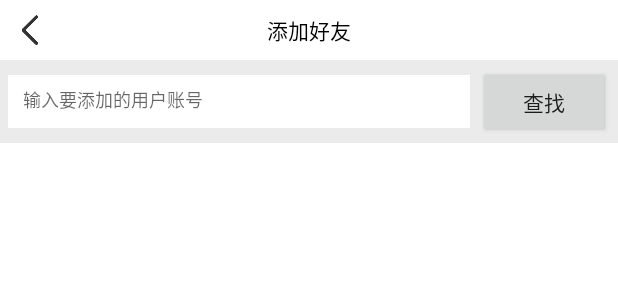
After one commit to 767729067/WX, an Android app: the layout activity_add_friends.xml on its own in the app's theme, with its tools: preview values and no code run, on a phone screen of 412 x 824 dp. The commit adds this screen. Shown: the top 300 px of the screen. Run offline under Robolectric (Android 15) with nearby library versions, the phone set to English and light mode, and no system bars; network calls fail.

Commit message:
更新项目

```diff
--- a/app/src/main/AndroidManifest.xml
+++ b/app/src/main/AndroidManifest.xml
@@ -14,7 +14,8 @@
         android:supportsRtl="true"
         android:theme="@style/AppTheme"
         android:usesCleartextTraffic="true">
-        <activity android:name=".ChatActivity"></activity>
+        <activity android:name=".AddFriendsActivity"></activity>
+        <activity android:name=".ChatActivity" />
         <activity android:name=".Main2Activity" />
         <activity android:name=".RecyclerViewActivity" />
         <activity android:name=".ExpandableListViewActivity" />
--- a/app/src/main/java/com/example/loginandforgetpassword/Bean/FriendDetailsInfo.java
+++ b/app/src/main/java/com/example/loginandforgetpassword/Bean/FriendDetailsInfo.java
@@ -39,9 +39,9 @@ public class FriendDetailsInfo {
     }
 
     public String getContent() {
-        Document doc= Jsoup.parse(content);
-        this.content=doc.body().text();
-        return content;
+//        Document doc= Jsoup.parse(content);
+//        this.content=doc.body().text();
+        return Jsoup.parse(content).body().text();
     }
 
     public void setContent(String content) {
--- a/app/src/main/java/com/example/loginandforgetpassword/websocketclient/MyWebSocketClient.java
+++ b/app/src/main/java/com/example/loginandforgetpassword/websocketclient/MyWebSocketClient.java
@@ -2,6 +2,7 @@ package com.example.loginandforgetpassword.websocketclient;
 import android.util.Log;
 
 import org.java_websocket.client.WebSocketClient;
+import org.java_websocket.drafts.Draft_6455;
 import org.java_websocket.handshake.ServerHandshake;
 
 import java.net.InetAddress;
@@ -10,7 +11,7 @@ import java.net.UnknownHostException;
 
 public class MyWebSocketClient extends WebSocketClient {
     public MyWebSocketClient(URI serverUri) {
-        super(serverUri);
+        super(serverUri,new Draft_6455());
     }
 
     @Override
--- /dev/null
+++ b/app/src/main/res/layout/activity_add_friends.xml
@@ -0,0 +1,119 @@
+<?xml version="1.0" encoding="utf-8"?>
+<androidx.constraintlayout.widget.ConstraintLayout xmlns:android="http://schemas.android.com/apk/res/android"
+    xmlns:app="http://schemas.android.com/apk/res-auto"
+    xmlns:tools="http://schemas.android.com/tools"
+    android:layout_width="match_parent"
+    android:layout_height="match_parent"
+    tools:context=".AddFriendsActivity"
+    android:background="#EBEBEB">
+    <TextView
+        android:id="@+id/title_add_friend"
+        app:layout_constraintTop_toTopOf="parent"
+        android:gravity="center"
+        android:text="添加好友"
+        android:layout_width="match_parent"
+        android:layout_height="40dp"
+        android:background="#FFF"
+        android:textColor="#000"/>
+    <androidx.constraintlayout.widget.ConstraintLayout
+        android:id="@+id/back_home"
+        app:layout_constraintTop_toTopOf="@id/title_add_friend"
+        app:layout_constraintBottom_toBottomOf="@id/title_add_friend"
+        app:layout_constraintLeft_toLeftOf="parent"
+        android:layout_width="40dp"
+        android:layout_height="40dp"
+        android:background="@drawable/goback">
+        <ImageView
+            app:layout_constraintLeft_toLeftOf="parent"
+            app:layout_constraintTop_toTopOf="parent"
+            app:layout_constraintRight_toRightOf="parent"
+            app:layout_constraintBottom_toBottomOf="parent"
+            android:layout_width="20dp"
+            android:layout_height="20dp"
+            android:src="@drawable/goback_bg"
+            android:alpha="0.8"/>
+    </androidx.constraintlayout.widget.ConstraintLayout>
+    <EditText
+        app:layout_constraintTop_toBottomOf="@id/title_add_friend"
+        app:layout_constraintLeft_toLeftOf="parent"
+        app:layout_constraintRight_toLeftOf="@id/search"
+        android:layout_marginTop="10dp"
+        android:layout_marginLeft="5dp"
+        android:layout_marginRight="5dp"
+        android:id="@+id/search_friend_byTel"
+        android:layout_width="0dp"
+        android:layout_height="35dp"
+        android:hint="输入要添加的用户账号"
+        android:textSize="12dp"
+        android:background="#FFF"
+        android:padding="10dp"/>
+    <Button
+        android:id="@+id/search"
+        app:layout_constraintTop_toTopOf="@id/search_friend_byTel"
+        app:layout_constraintBottom_toBottomOf="@id/search_friend_byTel"
+        app:layout_constraintLeft_toRightOf="@id/search_friend_byTel"
+        app:layout_constraintRight_toRightOf="parent"
+        android:layout_marginRight="5dp"
+        android:layout_width="wrap_content"
+        android:layout_height="wrap_content"
+        android:text="查找"
+        android:padding="10dp"/>
+    <androidx.constraintlayout.widget.ConstraintLayout
+        android:id="@+id/search_for_result"
+        app:layout_constraintTop_toBottomOf="@id/search_friend_byTel"
+        android:layout_width="match_parent"
+        android:layout_height="wrap_content"
+        android:background="#FFF"
+        android:layout_marginTop="10dp"
+        android:visibility="gone">
+        <ImageView
+            android:id="@+id/search_friend_icon"
+            app:layout_constraintTop_toTopOf="parent"
+            app:layout_constraintBottom_toBottomOf="parent"
+            app:layout_constraintLeft_toLeftOf="parent"
+            android:layout_marginLeft="20dp"
+            android:layout_marginTop="10dp"
+            android:layout_marginBottom="10dp"
+            android:layout_width="40dp"
+            android:layout_height="40dp"
+            android:scaleType="centerCrop"
+            />
+        <TextView
+            android:id="@+id/search_friend_name"
+            app:layout_constraintTop_toTopOf="@id/search_friend_icon"
+            app:layout_constraintLeft_toRightOf="@id/search_friend_icon"
+            android:layout_marginLeft="15dp"
+            android:layout_width="wrap_content"
+            android:layout_height="wrap_content"
+            tools:text="胡翔"
+            android:textColor="#000"/>
+        <TextView
+            android:id="@+id/search_friend_lastDynamic"
+            app:layout_constraintBottom_toBottomOf="@id/search_friend_icon"
+            app:layout_constraintLeft_toRightOf="@id/search_friend_icon"
+            android:layout_marginLeft="15dp"
+            android:layout_width="wrap_content"
+            android:layout_height="wrap_content"
+            tools:text="你好呀"
+            android:maxLength="20"/>
+        <Button
+            android:id="@+id/add_bt"
+            app:layout_constraintRight_toRightOf="parent"
+            app:layout_constraintTop_toTopOf="parent"
+            app:layout_constraintBottom_toBottomOf="parent"
+            android:layout_marginRight="20dp"
+            android:layout_width="60dp"
+            android:layout_height="30dp"
+            android:padding="0dp"
+            android:text="添加"
+            android:background="#1296db"/>
+    </androidx.constraintlayout.widget.ConstraintLayout>
+    <ListView
+        android:id="@+id/request_friends"
+        app:layout_constraintTop_toBottomOf="@id/search_for_result"
+        app:layout_constraintBottom_toBottomOf="parent"
+        android:layout_marginTop="10dp"
+        android:layout_width="match_parent"
+        android:layout_height="0dp"
+        android:background="#FFF"/>
+</androidx.constraintlayout.widget.ConstraintLayout>
```
Also changed, not shown: app/src/main/java/com/example/loginandforgetpassword/AddFriendsActivity.java (added, +222 -0 lines), app/src/main/java/com/example/loginandforgetpassword/ChatActivity.java (+24 -22 lines), app/src/main/java/com/example/loginandforgetpassword/Main2Activity.java (+8 -0 lines), app/src/main/res/layout/chat_item_bg_right.xml (+4 -5 lines), app/src/main/res/layout/chat_item_left.xml (+6 -4 lines).
